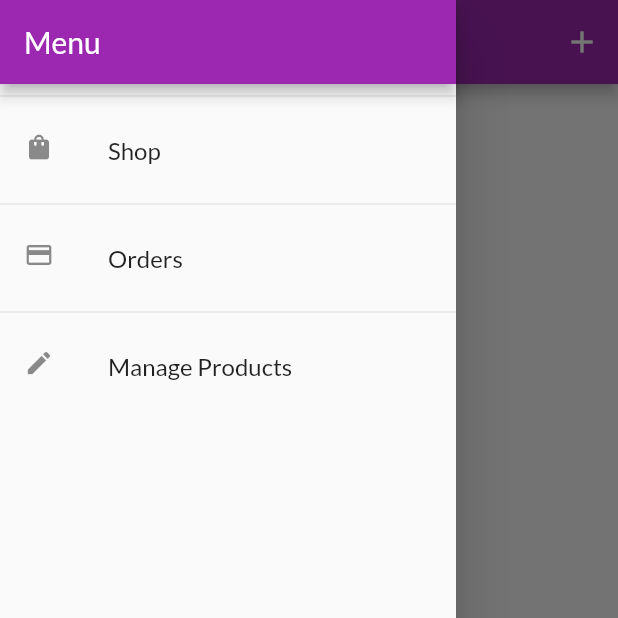
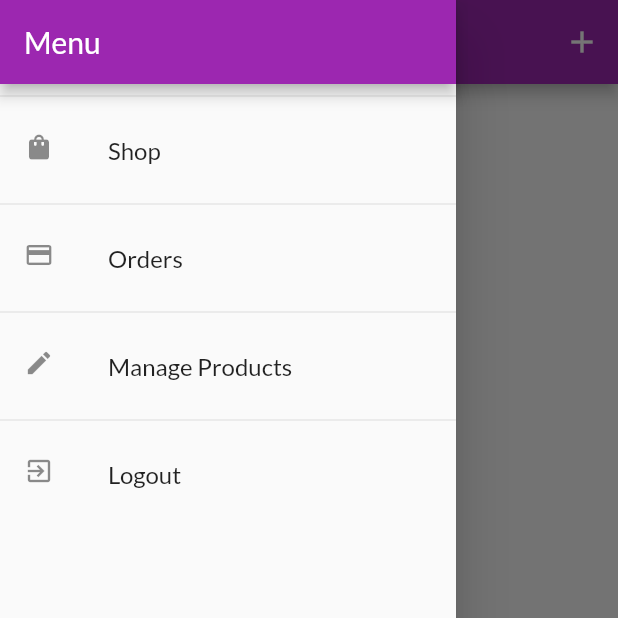
Before and after one commit to roeechen01/ShopAppFlutter, a Flutter app: the UserProductsScreen screen opened by its route, with the side drawer open, on a phone screen of 412 x 824 dp, the top half of it. Run offline on Flutter 3.47's test engine with Material 2 defaults, Android fonts, the phone set to English and light mode, and no system bars; our stand-ins replace shared_preferences; missing offline and left inert: dart:html; accounts and stored records are empty; network calls fail.

```diff
--- a/lib/screens/user_products_screen.dart
+++ b/lib/screens/user_products_screen.dart
@@ -1,5 +1,6 @@
 import 'package:flutter/material.dart';
 import 'package:provider/provider.dart';
+import 'package:shop_app/providers/auth.dart';
 import 'package:shop_app/providers/products.dart';
 import 'package:shop_app/widgets/app_drawer.dart';
 import 'package:shop_app/widgets/user_product_item.dart';
@@ -10,12 +11,12 @@ class UserProductsScreen extends StatelessWidget {
   static const routeName = '/user_products';
 
   Future<void> _refresh(BuildContext context) async {
-    await Provider.of<Products>(context, listen: false).fetchAndSetProducts();
+    await Provider.of<Products>(context, listen: false)
+        .fetchAndSetProducts(true);
   }
 
   @override
   Widget build(BuildContext context) {
-    final productsData = Provider.of<Products>(context);
     return Scaffold(
       appBar: AppBar(
         title: Text('Your Products'),
@@ -28,17 +29,25 @@ class UserProductsScreen extends StatelessWidget {
         ],
       ),
       drawer: AppDrawer(),
-        body: RefreshIndicator(
+      body: FutureBuilder(
+          future: _refresh(context),
+          builder: (context, snapshot) =>
+              snapshot.connectionState == ConnectionState.waiting
+                  ? Center(child: CircularProgressIndicator())
+                  : RefreshIndicator(
                       onRefresh: () => _refresh(context),
-          child: Container(
+                      child: Consumer<Products>(
+                        builder: (context, consumerData, child) => Container(
                             padding: EdgeInsets.all(8),
                             child: ListView.builder(
-                  itemCount: productsData.items.length,
+                                itemCount: consumerData.items.length,
                                 itemBuilder: (context, i) => UserProductItem(
-                        title: productsData.items[i].title,
-                        imageUrl: productsData.items[i].imageUrl,
-                        id: productsData.items[i].id,
+                                      title: consumerData.items[i].title,
+                                      imageUrl: consumerData.items[i].imageUrl,
+                                      id: consumerData.items[i].id,
                                     ))),
-        ));
+                      ),
+                    )),
+    );
   }
 }
--- a/lib/widgets/app_drawer.dart
+++ b/lib/widgets/app_drawer.dart
@@ -1,4 +1,8 @@
+import 'dart:html';
+
 import 'package:flutter/material.dart';
+import 'package:provider/provider.dart';
+import 'package:shop_app/providers/auth.dart';
 import 'package:shop_app/screens/orders_screen.dart';
 import 'package:shop_app/screens/user_products_screen.dart';
 
@@ -51,6 +55,22 @@ class AppDrawer extends StatelessWidget {
               onTap: () => Navigator.of(context)
                   .pushReplacementNamed(UserProductsScreen.routeName),
             ),
+            Divider(),
+            ListTile(
+              leading: Icon(
+                Icons.exit_to_app,
+                size: 20,
+              ),
+              title: Text(
+                'Logout',
+                style: TextStyle(fontSize: 16),
+              ),
+              onTap: () {
+                Navigator.of(context).pop();
+                Navigator.of(context).pushReplacementNamed('/');
+                Provider.of<Auth>(context, listen: false).logout();
+              },
+            ),
           ],
         ),
       ),
--- a/lib/widgets/product_item.dart
+++ b/lib/widgets/product_item.dart
@@ -1,5 +1,6 @@
 import 'package:flutter/material.dart';
 import 'package:provider/provider.dart';
+import 'package:shop_app/providers/auth.dart';
 import 'package:shop_app/providers/cart.dart';
 import 'package:shop_app/providers/product.dart';
 import 'package:shop_app/screens/product_detail_screen.dart';
@@ -35,7 +36,9 @@ class ProductItem extends StatelessWidget {
                 ),
                 onPressed: () async {
                   try {
-                    dynamicProduct.toggleFavirote();
+                    final _authData = Provider.of<Auth>(context, listen: false);
+                    dynamicProduct.toggleFavirote(
+                        _authData.token, _authData.userId);
                   } catch (error) {
                     scaffold.showSnackBar(SnackBar(
                         content: Text(
--- a/pubspec.yaml
+++ b/pubspec.yaml
@@ -26,6 +26,7 @@ dependencies:
   provider: 4.0.0
   intl: ^0.15.8
   http: ^0.12.0+2
+  shared_preferences: ^0.5.3+1
 
 
   # The following adds the Cupertino Icons font to your application.
```
Also changed, not shown: lib/main.dart (+16 -4 lines), lib/providers/auth.dart (+48 -0 lines), lib/providers/orders.dart (+7 -4 lines), lib/providers/product.dart (+3 -4 lines), lib/providers/products.dart (+21 -11 lines), lib/screens/splash_screen.dart (added, +12 -0 lines), pubspec.lock, 3 other files. Lines whose indentation alone changed are shown as unchanged.
